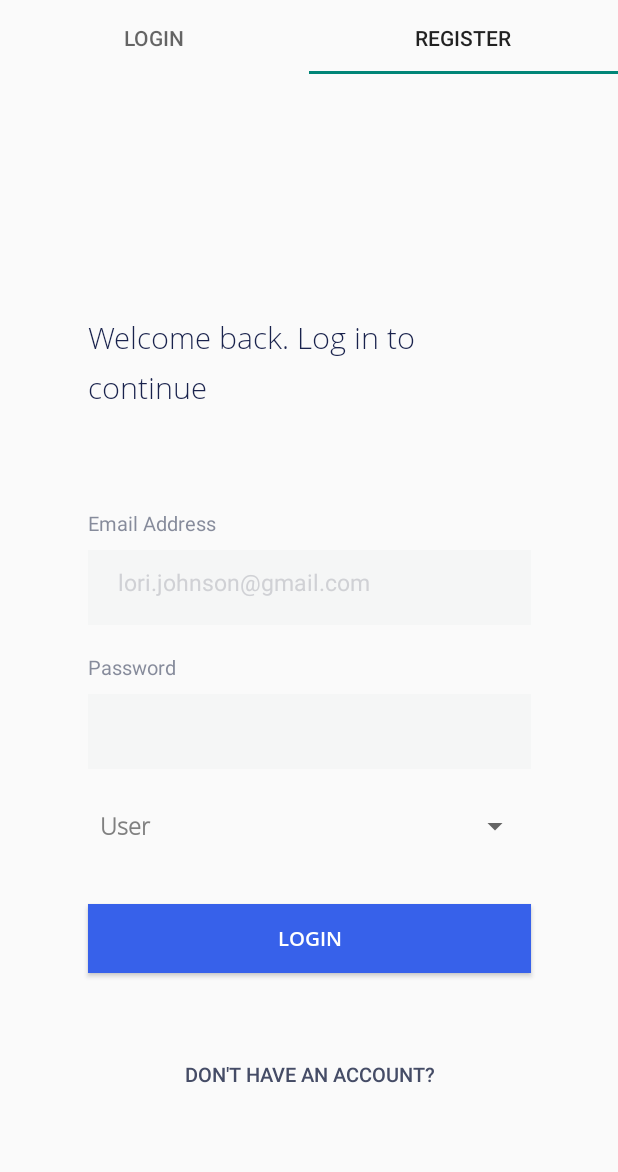
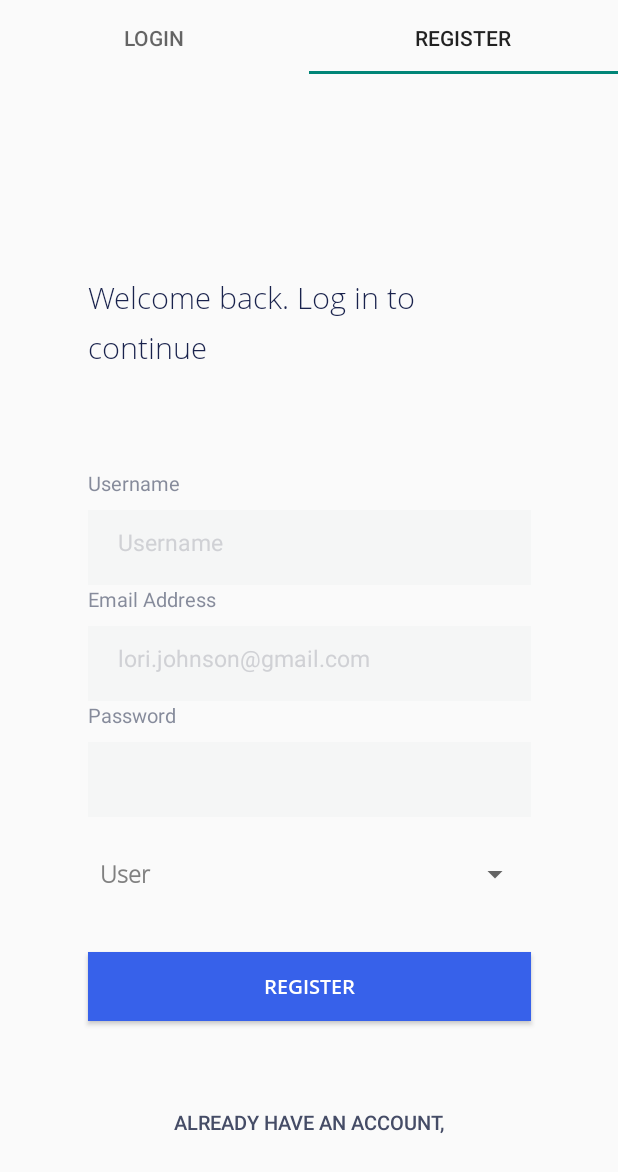
Before and after one commit to ahmed-zekri/android_mvvm_best_pratices, an Android app: the screen it shows after launch (AuthenticationActivity), tab 2 chosen, on a phone screen of 412 x 824 dp. Shown: the top 1172 px of the screen. Run offline under Robolectric (Android 15) with nearby library versions, the phone set to English and light mode, and no system bars; our stand-ins replace Dagger/Hilt's generated code, data binding.

```diff
--- a/app/src/main/java/com/example/android_mvvm_best_pratices/ui/component/authentication/fragment/login/LoginFragment.kt
+++ b/app/src/main/java/com/example/android_mvvm_best_pratices/ui/component/authentication/fragment/login/LoginFragment.kt
@@ -6,6 +6,7 @@ import android.view.View
 import androidx.fragment.app.viewModels
 
 import com.example.android_mvvm_best_pratices.databinding.FragmentLoginBinding
+import com.example.android_mvvm_best_pratices.ui.component.authentication.fragment.register.RegisterViewModel
 import com.example.android_mvvm_best_pratices.ui.component.base.BaseFragment
 import dagger.hilt.android.AndroidEntryPoint
 
--- a/app/src/main/java/com/example/android_mvvm_best_pratices/ui/component/authentication/fragment/register/RegisterFragment.kt
+++ b/app/src/main/java/com/example/android_mvvm_best_pratices/ui/component/authentication/fragment/register/RegisterFragment.kt
@@ -11,7 +11,6 @@ import androidx.core.content.res.ResourcesCompat
 import androidx.fragment.app.viewModels
 import com.example.android_mvvm_best_pratices.R
 import com.example.android_mvvm_best_pratices.databinding.FragmentRegisterBinding
-import com.example.android_mvvm_best_pratices.ui.component.authentication.fragment.login.RegisterViewModel
 import com.example.android_mvvm_best_pratices.ui.component.base.BaseFragment
 import dagger.hilt.android.AndroidEntryPoint
 
--- a/app/src/main/java/com/example/android_mvvm_best_pratices/ui/component/authentication/fragment/register/RegisterViewModel.kt
+++ b/app/src/main/java/com/example/android_mvvm_best_pratices/ui/component/authentication/fragment/register/RegisterViewModel.kt
@@ -1,4 +1,4 @@
-package com.example.android_mvvm_best_pratices.ui.component.authentication.fragment.login
+package com.example.android_mvvm_best_pratices.ui.component.authentication.fragment.register
 
 import androidx.lifecycle.MutableLiveData
 import androidx.lifecycle.viewModelScope
--- a/app/src/main/res/layout/fragment_login.xml
+++ b/app/src/main/res/layout/fragment_login.xml
@@ -8,7 +8,7 @@
 
         <variable
             name="loginViewModel"
-            type="com.example.android_mvvm_best_pratices.ui.component.authentication.fragment.login.RegisterViewModel" />
+            type="com.example.android_mvvm_best_pratices.ui.component.authentication.fragment.register.RegisterViewModel" />
     </data>
 
 
--- a/app/src/main/res/layout/fragment_register.xml
+++ b/app/src/main/res/layout/fragment_register.xml
@@ -8,7 +8,7 @@
 
         <variable
             name="loginViewModel"
-            type="com.example.android_mvvm_best_pratices.ui.component.authentication.fragment.login.RegisterViewModel" />
+            type="com.example.android_mvvm_best_pratices.ui.component.authentication.fragment.register.RegisterViewModel" />
     </data>
 
 
@@ -25,12 +25,13 @@
             android:background="@drawable/bank2_log_in_activity_button_two_button_ripple"
             android:fontFamily="@font/font_opensans_semibold"
             android:gravity="center"
-            android:text="Login"
+            android:onClick="@{(view)->loginViewModel.doRegister()}"
+            android:text="@string/register"
             android:textColor="#FFFFFF"
             android:textSize="13sp"
             app:layout_constraintLeft_toLeftOf="parent"
             app:layout_constraintRight_toRightOf="parent"
-            app:layout_constraintTop_toBottomOf="@+id/spinner"
+            app:layout_constraintTop_toBottomOf="@+id/inputs_constraint_layout"
             tools:layout_editor_absoluteX="40dp"
             tools:layout_editor_absoluteY="336dp" />
 
@@ -41,7 +42,7 @@
             android:layout_marginTop="58dp"
             android:background="?attr/selectableItemBackground"
             android:gravity="center"
-            android:text="@string/don_t_have_an_account_sign_up"
+            android:text="@string/already_have_an_account"
             android:textColor="#454C66"
             android:textSize="13sp"
             app:layout_constraintLeft_toLeftOf="parent"
@@ -71,7 +72,7 @@
         <androidx.constraintlayout.widget.ConstraintLayout
             android:id="@+id/inputs_constraint_layout"
             android:layout_width="295dp"
-            android:layout_height="173dp"
+            android:layout_height="wrap_content"
             android:layout_marginTop="68dp"
             app:layout_constraintLeft_toLeftOf="parent"
             app:layout_constraintRight_toRightOf="parent"
@@ -80,12 +81,73 @@
             tools:layout_editor_absoluteY="123dp">
 
             <androidx.constraintlayout.widget.ConstraintLayout
+                android:id="@+id/username_layout"
                 android:layout_width="0dp"
                 android:layout_height="77dp"
                 app:layout_constraintHorizontal_weight="1"
                 app:layout_constraintLeft_toLeftOf="parent"
                 app:layout_constraintRight_toRightOf="parent"
                 app:layout_constraintTop_toTopOf="parent"
+                tools:layout_editor_absoluteX="0dp"
+                tools:layout_editor_absoluteY="0dp">
+
+                <TextView
+                    android:id="@+id/username"
+                    android:layout_width="wrap_content"
+                    android:layout_height="wrap_content"
+                    android:layout_marginTop="-1dp"
+                    android:alpha="0.64"
+                    android:gravity="start"
+                    android:lineSpacingMultiplier="1.25"
+                    android:text="@string/username"
+                    android:textColor="#454C66"
+                    android:textSize="13sp"
+                    app:layout_constraintLeft_toLeftOf="parent"
+                    app:layout_constraintTop_toTopOf="parent"
+                    tools:layout_editor_absoluteX="0dp"
+                    tools:layout_editor_absoluteY="-2dp" />
+
+                <View
+                    android:layout_width="0dp"
+                    android:layout_height="50dp"
+                    android:layout_marginTop="9dp"
+                    android:background="#F5F6F6"
+                    app:layout_constraintHorizontal_weight="1"
+                    app:layout_constraintLeft_toLeftOf="parent"
+                    app:layout_constraintRight_toRightOf="parent"
+                    app:layout_constraintTop_toBottomOf="@+id/username"
+                    tools:layout_editor_absoluteX="0dp"
+                    tools:layout_editor_absoluteY="27dp" />
+
+                <EditText
+                    android:layout_width="260dp"
+                    android:layout_height="18dp"
+                    android:layout_marginStart="20dp"
+                    android:layout_marginTop="23dp"
+                    android:layout_marginEnd="20dp"
+                    android:background="#00000000"
+                    android:gravity="start|center_vertical"
+                    android:hint="@string/username"
+                    android:inputType="textEmailAddress"
+                    android:maxLines="1"
+                    android:text="@={loginViewModel.registerRequest.username}"
+                    android:textColor="#19224C"
+                    android:textColorHint="#D0D1D5"
+                    android:textSize="15sp"
+                    app:layout_constraintLeft_toLeftOf="parent"
+                    app:layout_constraintTop_toBottomOf="@+id/username"
+                    tools:layout_editor_absoluteX="20dp"
+                    tools:layout_editor_absoluteY="41dp" />
+            </androidx.constraintlayout.widget.ConstraintLayout>
+
+            <androidx.constraintlayout.widget.ConstraintLayout
+                android:id="@+id/mail_layout"
+                android:layout_width="0dp"
+                android:layout_height="77dp"
+                app:layout_constraintHorizontal_weight="1"
+                app:layout_constraintLeft_toLeftOf="parent"
+                app:layout_constraintRight_toRightOf="parent"
+                app:layout_constraintTop_toBottomOf="@id/username_layout"
                 tools:layout_editor_absoluteX="0dp"
                 tools:layout_editor_absoluteY="0dp">
 
@@ -128,7 +190,7 @@
                     android:hint="@string/lori_johnson_gmail_com"
                     android:inputType="textEmailAddress"
                     android:maxLines="1"
-                    android:text="@={loginViewModel.registerRequest.username}"
+                    android:text="@={loginViewModel.registerRequest.email}"
                     android:textColor="#19224C"
                     android:textColorHint="#D0D1D5"
                     android:textSize="15sp"
@@ -139,12 +201,14 @@
             </androidx.constraintlayout.widget.ConstraintLayout>
 
             <androidx.constraintlayout.widget.ConstraintLayout
+                android:id="@+id/password_layout"
                 android:layout_width="0dp"
                 android:layout_height="77dp"
-                app:layout_constraintBottom_toBottomOf="parent"
                 app:layout_constraintHorizontal_weight="1"
+
                 app:layout_constraintLeft_toLeftOf="parent"
                 app:layout_constraintRight_toRightOf="parent"
+                app:layout_constraintTop_toBottomOf="@id/mail_layout"
                 tools:layout_editor_absoluteX="0dp"
                 tools:layout_editor_absoluteY="96dp">
 
@@ -195,19 +259,32 @@
                     app:layout_constraintTop_toBottomOf="@+id/password_text_view"
                     tools:layout_editor_absoluteX="19dp"
                     tools:layout_editor_absoluteY="48dp" />
+
             </androidx.constraintlayout.widget.ConstraintLayout>
 
+            <Spinner
+                android:id="@+id/spinner"
+                android:layout_width="0dp"
+                android:layout_height="wrap_content"
+                android:layout_marginTop="25dp"
+                android:theme="@style/SpinnerTheme"
+                app:layout_constraintEnd_toEndOf="parent"
+                app:layout_constraintStart_toStartOf="parent"
+                app:layout_constraintTop_toBottomOf="@+id/password_layout" />
         </androidx.constraintlayout.widget.ConstraintLayout>
 
-        <Spinner
-            android:id="@+id/spinner"
-            android:layout_width="0dp"
+
+        <TextView
+            android:layout_width="wrap_content"
             android:layout_height="wrap_content"
-            android:layout_marginTop="25dp"
-            android:theme="@style/SpinnerTheme"
-            app:layout_constraintEnd_toEndOf="@id/welcom_back_log_in_text_view"
-            app:layout_constraintStart_toStartOf="@id/welcom_back_log_in_text_view"
-            app:layout_constraintTop_toBottomOf="@+id/inputs_constraint_layout" />
+            android:layout_marginTop="24dp"
+            android:fontFamily="@font/font_opensans_light"
+            android:text="@{loginViewModel.registerStatus.data==null?loginViewModel.registerStatus.message:loginViewModel.registerRequest.username+ ` created successfully`}"
+            android:textColor="@{loginViewModel.registerStatus.data==null?@color/red:@color/green}"
+            android:textStyle="bold"
+            app:layout_constraintEnd_toEndOf="@+id/button_two_button"
+            app:layout_constraintStart_toStartOf="@+id/button_two_button"
+            app:layout_constraintTop_toBottomOf="@+id/button_two_button" />
     </androidx.constraintlayout.widget.ConstraintLayout>
 
 
--- a/app/src/main/res/values/colors.xml
+++ b/app/src/main/res/values/colors.xml
@@ -8,6 +8,7 @@
     <color name="black">#FF000000</color>
     <color name="white">#FFFFFFFF</color>
     <color name="red">#E91E63</color>
+    <color name="green">#4CAF50</color>
     <color name="color_click_overlay">#555555</color>
     <color name="color_primary_dark">#000000</color>
     <color name="color_primary">#000000</color>
--- a/app/src/main/res/values/strings.xml
+++ b/app/src/main/res/values/strings.xml
@@ -36,6 +36,9 @@
     <string name="search_error"> there is no such recipe name </string>
     <string name="loading">Loading</string>
     <string name="lori_johnson_gmail_com">lori.johnson@gmail.com</string>
+    <string name="already_have_an_account">Already have an account, login</string>
+    <string name="register">Register</string>
+    <string name="username">Username</string>
     <string-array name="roles">
         <item>User</item>
         <item>Admin</item>
```
